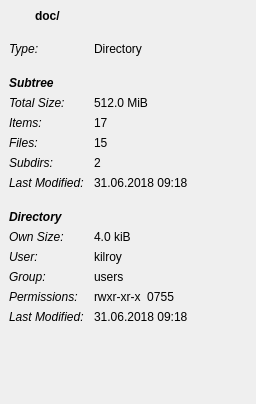
Before: the Qt Designer form src/file-details-view.ui in shundhammer/qdirstat, drawn with Qt 5.
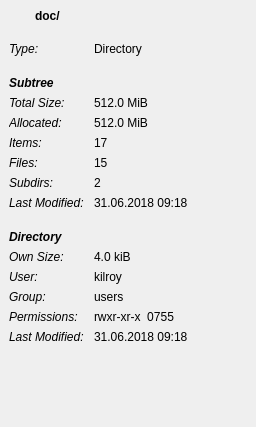
After: the same form once the commit is applied. The open tabs and pages were chosen to show the change. Icons and pictures are not drawn. Custom widgets are drawn as their Qt base class.

Commit message: Show allocated sizes in details panel

```diff
--- a/src/file-details-view.ui
+++ b/src/file-details-view.ui
@@ -7,7 +7,7 @@
     <x>0</x>
     <y>0</y>
     <width>256</width>
-    <height>404</height>
+    <height>427</height>
    </rect>
   </property>
   <property name="windowTitle">
@@ -381,21 +381,21 @@
           </property>
          </widget>
         </item>
-        <item row="8" column="1">
+        <item row="9" column="1">
          <widget class="QDirStat::FileSizeLabel" name="dirOwnSizeLabel">
           <property name="text">
            <string>4.0 kiB</string>
           </property>
          </widget>
         </item>
-        <item row="3" column="1">
+        <item row="4" column="1">
          <widget class="QLabel" name="dirItemCountLabel">
           <property name="text">
            <string>17</string>
           </property>
          </widget>
         </item>
-        <item row="4" column="0">
+        <item row="5" column="0">
          <widget class="QLabel" name="dirFileCountCaption">
           <property name="font">
            <font>
@@ -407,14 +407,14 @@
           </property>
          </widget>
         </item>
-        <item row="4" column="1">
+        <item row="5" column="1">
          <widget class="QLabel" name="dirFileCountLabel">
           <property name="text">
            <string>15</string>
           </property>
          </widget>
         </item>
-        <item row="5" column="0">
+        <item row="6" column="0">
          <widget class="QLabel" name="dirSubDirCountCaption">
           <property name="font">
            <font>
@@ -426,14 +426,14 @@
           </property>
          </widget>
         </item>
-        <item row="5" column="1">
+        <item row="6" column="1">
          <widget class="QLabel" name="dirSubDirCountLabel">
           <property name="text">
            <string>2</string>
           </property>
          </widget>
         </item>
-        <item row="6" column="0">
+        <item row="7" column="0">
          <widget class="QLabel" name="dirLatestMTimeCaption">
           <property name="font">
            <font>
@@ -445,7 +445,7 @@
           </property>
          </widget>
         </item>
-        <item row="6" column="1">
+        <item row="7" column="1">
          <widget class="QLabel" name="dirLatestMTimeLabel">
           <property name="text">
            <string>31.06.2018 09:18</string>
@@ -459,14 +459,14 @@
           </property>
          </widget>
         </item>
-        <item row="9" column="1">
+        <item row="10" column="1">
          <widget class="QLabel" name="dirUserLabel">
           <property name="text">
            <string>kilroy</string>
           </property>
          </widget>
         </item>
-        <item row="10" column="0">
+        <item row="11" column="0">
          <widget class="QLabel" name="dirGroupCaption">
           <property name="font">
            <font>
@@ -478,14 +478,14 @@
           </property>
          </widget>
         </item>
-        <item row="10" column="1">
+        <item row="11" column="1">
          <widget class="QLabel" name="dirGroupLabel">
           <property name="text">
            <string>users</string>
           </property>
          </widget>
         </item>
-        <item row="11" column="0">
+        <item row="12" column="0">
          <widget class="QLabel" name="dirPermissionsCaption">
           <property name="font">
            <font>
@@ -497,14 +497,14 @@
           </property>
          </widget>
         </item>
-        <item row="11" column="1">
+        <item row="12" column="1">
          <widget class="QLabel" name="dirPermissionsLabel">
           <property name="text">
            <string>rwxr-xr-x  0755</string>
           </property>
          </widget>
         </item>
-        <item row="12" column="0">
+        <item row="13" column="0">
          <widget class="QLabel" name="dirMTimeCaption">
           <property name="font">
            <font>
@@ -516,14 +516,14 @@
           </property>
          </widget>
         </item>
-        <item row="12" column="1">
+        <item row="13" column="1">
          <widget class="QLabel" name="dirMTimeLabel">
           <property name="text">
            <string>31.06.2018 09:18</string>
           </property>
          </widget>
         </item>
-        <item row="7" column="0">
+        <item row="8" column="0">
          <widget class="QLabel" name="dirDirectoryHeading">
           <property name="font">
            <font>
@@ -538,7 +538,7 @@
           </property>
          </widget>
         </item>
-        <item row="8" column="0">
+        <item row="9" column="0">
          <widget class="QLabel" name="dirOwnSizeCaption">
           <property name="font">
            <font>
@@ -550,7 +550,7 @@
           </property>
          </widget>
         </item>
-        <item row="9" column="0">
+        <item row="10" column="0">
          <widget class="QLabel" name="dirUserCaption">
           <property name="font">
            <font>
@@ -596,7 +596,7 @@
           </property>
          </widget>
         </item>
-        <item row="3" column="0">
+        <item row="4" column="0">
          <widget class="QLabel" name="dirItemCountCaption">
           <property name="font">
            <font>
@@ -627,6 +627,25 @@
           </property>
          </widget>
         </item>
+        <item row="3" column="0">
+         <widget class="QLabel" name="dirAllocatedCaption">
+          <property name="font">
+           <font>
+            <italic>true</italic>
+           </font>
+          </property>
+          <property name="text">
+           <string>Allocated:</string>
+          </property>
+         </widget>
+        </item>
+        <item row="3" column="1">
+         <widget class="QDirStat::FileSizeLabel" name="dirAllocatedLabel">
+          <property name="text">
+           <string>512.0 MiB</string>
+          </property>
+         </widget>
+        </item>
        </layout>
       </item>
       <item>
```
Left out of the diff: 150 changed lines with no effect on the pictures. The commit also changes 4 other files.
